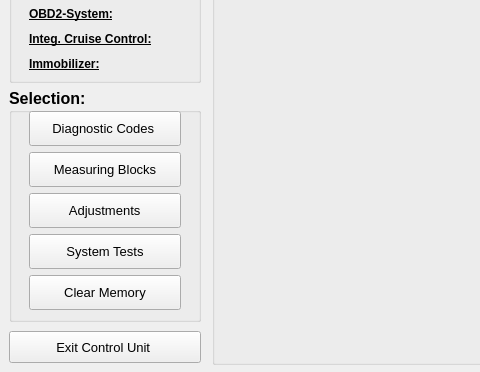
This is ui/Engine.ui in Comer352L/FreeSSM as Qt 5 draws it before an edit; both pictures show x 0 to 480 and y 226 to 598 of the 801 by 598 pixel window. The edited form follows.
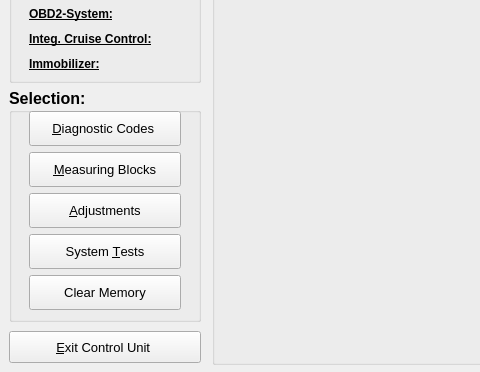
This is the edited form. Icons and pictures are not drawn.

What changed in the file:
```diff
--- a/ui/Engine.ui
+++ b/ui/Engine.ui
@@ -777,7 +777,7 @@
         </font>
        </property>
        <property name="text" >
-        <string> Diagnostic Codes  </string>
+        <string> &amp;Diagnostic Codes  </string>
        </property>
        <property name="icon" >
         <iconset resource="../resources/FreeSSM.qrc" >
@@ -813,7 +813,7 @@
         </font>
        </property>
        <property name="text" >
-        <string> Measuring Blocks </string>
+        <string> &amp;Measuring Blocks </string>
        </property>
        <property name="icon" >
         <iconset resource="../resources/FreeSSM.qrc" >
@@ -849,7 +849,7 @@
         </font>
        </property>
        <property name="text" >
-        <string>     Adjustments     </string>
+        <string>     &amp;Adjustments     </string>
        </property>
        <property name="icon" >
         <iconset resource="../resources/FreeSSM.qrc" >
@@ -885,7 +885,7 @@
         </font>
        </property>
        <property name="text" >
-        <string>    System Tests    </string>
+        <string>    System &amp;Tests    </string>
        </property>
        <property name="icon" >
         <iconset resource="../resources/FreeSSM.qrc" >
@@ -962,7 +962,7 @@
        </font>
       </property>
       <property name="text" >
-       <string>       Exit Control Unit        </string>
+       <string>       &amp;Exit Control Unit        </string>
       </property>
       <property name="icon" >
        <iconset resource="../resources/FreeSSM.qrc" >
```
